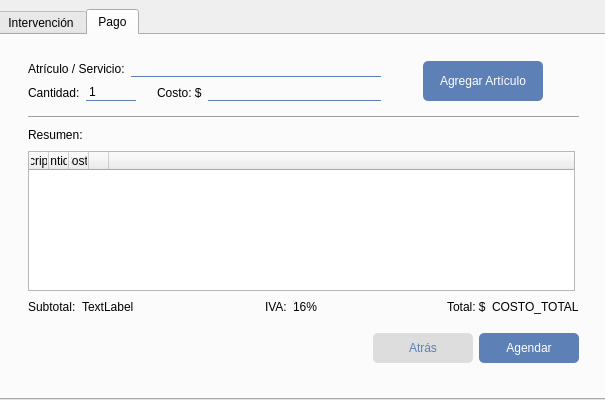
Above: ordenarintervencion.ui from Laloses/Hospital before the change. Below: the same form after it.
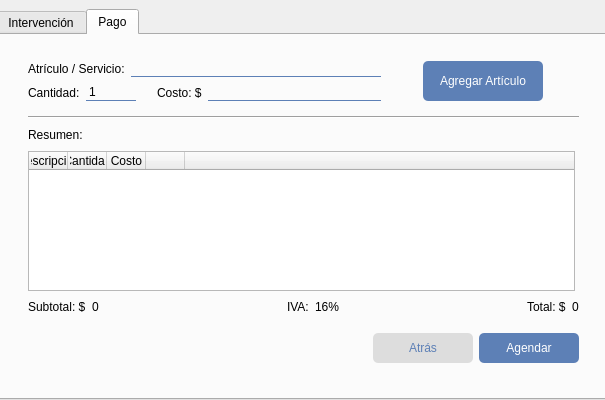
That is the form after the change. The open tabs and pages were chosen to show the change.

What changed in the file:
```diff
--- a/ordenarintervencion.ui
+++ b/ordenarintervencion.ui
@@ -756,7 +756,7 @@
             <bool>true</bool>
            </property>
            <attribute name="horizontalHeaderDefaultSectionSize">
-            <number>20</number>
+            <number>39</number>
            </attribute>
            <attribute name="horizontalHeaderMinimumSectionSize">
             <number>20</number>
@@ -809,14 +809,14 @@
            <item>
             <widget class="QLabel" name="label_13">
              <property name="text">
-              <string>Subtotal:</string>
+              <string>Subtotal: $</string>
              </property>
             </widget>
            </item>
            <item>
             <widget class="QLabel" name="label_16">
              <property name="text">
-              <string>TextLabel</string>
+              <string>0</string>
              </property>
             </widget>
            </item>
@@ -884,7 +884,7 @@
            <item>
             <widget class="QLabel" name="label_18">
              <property name="text">
-              <string>COSTO_TOTAL</string>
+              <string>0</string>
              </property>
             </widget>
            </item>
```
Left out of the diff: 16 changed lines with no effect on the pictures.
